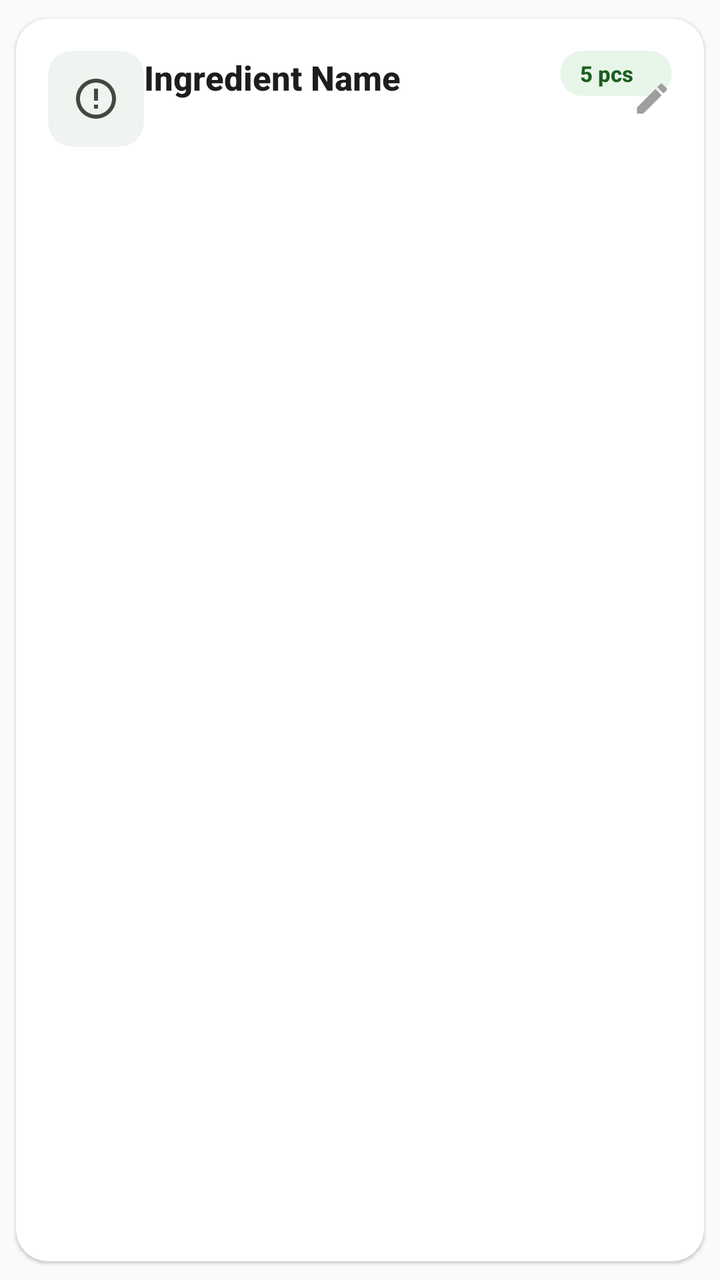
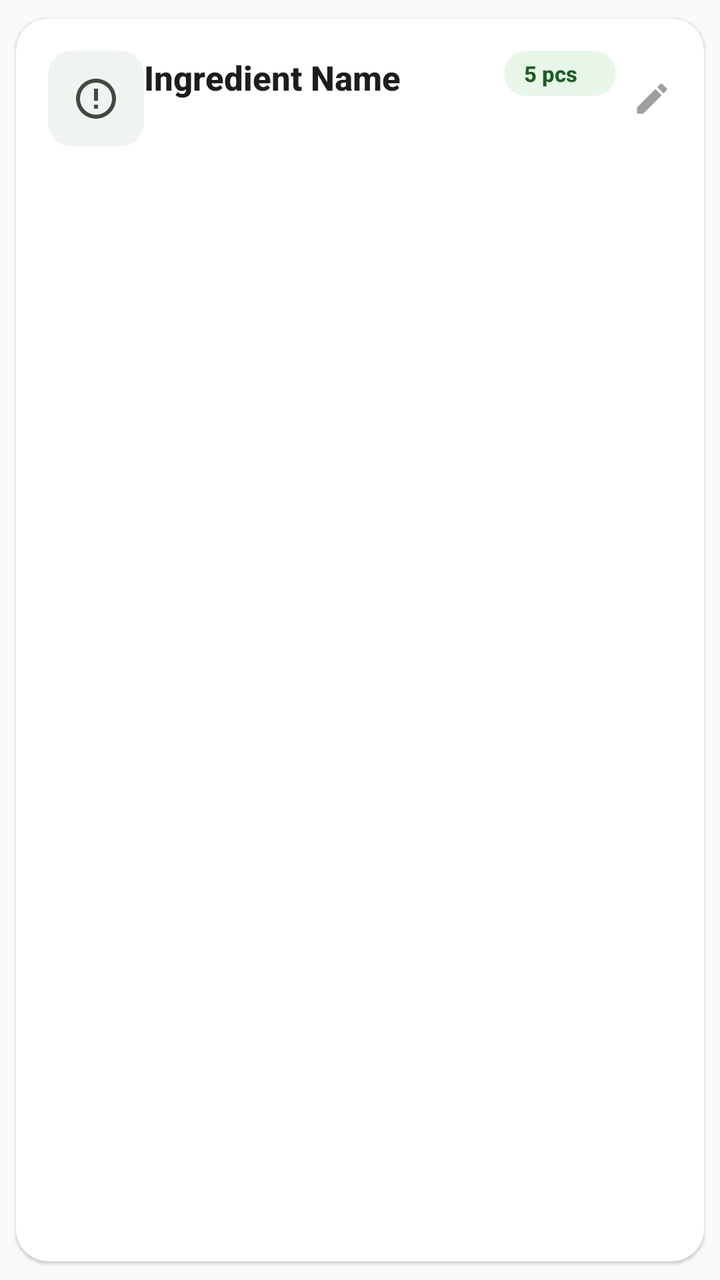

Screens rendered from an Android XML layout before and after an edit, with the pre-edit source and the edit as a unified diff.
<!-- AndroidManifest.xml: application theme Theme.SmartPantry -->
<!-- res/layout/item_pantry.xml -->
<?xml version="1.0" encoding="utf-8"?>
<androidx.cardview.widget.CardView
    xmlns:android="http://schemas.android.com/apk/res/android"
    xmlns:app="http://schemas.android.com/apk/res-auto"
    android:layout_width="match_parent"
    android:layout_height="wrap_content"
    android:layout_marginBottom="8dp"
    android:layout_marginStart="4dp"
    android:layout_marginEnd="4dp"
    app:cardElevation="1dp"
    app:cardMaxElevation="3dp"
    app:cardCornerRadius="16dp"
    app:cardBackgroundColor="@color/surface"
    app:cardUseCompatPadding="true">

    <androidx.constraintlayout.widget.ConstraintLayout
        android:layout_width="match_parent"
        android:layout_height="wrap_content"
        android:padding="16dp"
        android:background="@android:color/transparent">

        
        <androidx.cardview.widget.CardView
            android:id="@+id/cvItemIcon"
            android:layout_width="48dp"
            android:layout_height="48dp"
            android:layout_marginEnd="12dp"
            app:cardBackgroundColor="@color/surface_variant"
            app:cardCornerRadius="12dp"
            app:cardElevation="0dp"
            app:layout_constraintTop_toTopOf="parent"
            app:layout_constraintStart_toStartOf="parent"
            app:layout_constraintBottom_toBottomOf="parent">

            <ImageView
                android:id="@+id/ivItemIcon"
                android:layout_width="24dp"
                android:layout_height="24dp"
                android:layout_gravity="center"
                android:src="@drawable/ic_ingredient_default"
                android:tint="@color/text_secondary"
                android:contentDescription="@string/ingredient_icon_desc" />
        </androidx.cardview.widget.CardView>

        
        <TextView
            android:id="@+id/tvItemName"
            android:layout_width="0dp"
            android:layout_height="wrap_content"
            android:layout_marginTop="2dp"
            android:text="Ingredient Name"
            android:textSize="17sp"
            android:textStyle="bold"
            android:textColor="@color/text_primary"
            android:fontFamily="sans-serif-medium"
            android:maxLines="1"
            android:ellipsize="end"
            app:layout_constraintTop_toTopOf="parent"
            app:layout_constraintStart_toEndOf="@id/cvItemIcon"
            app:layout_constraintEnd_toStartOf="@id/tvQuantityUnit" />

        
        <androidx.cardview.widget.CardView
            android:id="@+id/cvQuantityBadge"
            android:layout_width="wrap_content"
            android:layout_height="wrap_content"
            android:layout_marginStart="8dp"
            android:minWidth="56dp"
            app:cardBackgroundColor="@color/primary_container"
            app:cardCornerRadius="12dp"
            app:cardElevation="0dp"
            app:layout_constraintTop_toTopOf="parent"
            app:layout_constraintEnd_toEndOf="parent">

            <TextView
                android:id="@+id/tvQuantityUnit"
                android:layout_width="wrap_content"
                android:layout_height="wrap_content"
                android:layout_marginStart="10dp"
                android:layout_marginEnd="10dp"
                android:layout_marginTop="4dp"
                android:layout_marginBottom="4dp"
                android:text="5 pcs"
                android:textSize="11sp"
                android:textStyle="bold"
                android:textColor="@color/on_primary_container"
                android:fontFamily="sans-serif-medium"
                android:gravity="center" />
        </androidx.cardview.widget.CardView>

        
        <TextView
            android:id="@+id/tvExpiry"
            android:layout_width="0dp"
            android:layout_height="wrap_content"
            android:layout_marginTop="6dp"
            android:text="Expires: 2024-12-31"
            android:textSize="12sp"
            android:textColor="@color/warning"
            android:fontFamily="sans-serif-medium"
            android:visibility="gone"
            app:layout_constraintTop_toBottomOf="@id/tvItemName"
            app:layout_constraintStart_toEndOf="@id/cvItemIcon"
            app:layout_constraintEnd_toEndOf="parent"
            app:layout_constraintBottom_toBottomOf="parent" />

        
        <ImageView
            android:id="@+id/ivEditIndicator"
            android:layout_width="20dp"
            android:layout_height="20dp"
            android:layout_marginStart="12dp"
            android:src="@drawable/ic_edit"
            android:tint="@color/text_disabled"
            android:contentDescription="@string/edit_item"
            android:visibility="visible"
            app:layout_constraintTop_toTopOf="parent"
            app:layout_constraintEnd_toEndOf="parent"
            app:layout_constraintBottom_toBottomOf="parent" />

    </androidx.constraintlayout.widget.ConstraintLayout>

</androidx.cardview.widget.CardView>
<!-- resources referenced by this layout -->
<resources>
  <color name="surface">#FFFFFF</color>
  <color name="warning">#F57C00</color>
  <style name="Theme.SmartPantry" parent="Theme.MaterialComponents.DayNight.DarkActionBar">
          
          <item name="colorPrimary">@color/primary</item>
          <item name="colorPrimaryVariant">@color/primary_variant</item>
          <item name="colorOnPrimary">@color/on_primary</item>
  
          
          <item name="colorSecondary">@color/secondary</item>
          <item name="colorSecondaryVariant">@color/secondary_variant</item>
          <item name="colorOnSecondary">@color/on_secondary</item>
  
          
          <item name="colorError">@color/error</item>
          <item name="colorOnError">@color/on_error</item>
          <item name="colorErrorContainer">@color/error_container</item>
  
          
          <item name="colorSurface">@color/surface</item>
          <item name="colorSurfaceVariant">@color/surface_variant</item>
          <item name="colorOnSurface">@color/on_surface</item>
          <item name="colorOnSurfaceVariant">@color/on_surface_variant</item>
  
          
          <item name="android:colorBackground">@color/background</item>
          <item name="colorOnBackground">@color/on_background</item>
  
          
          <item name="colorOutline">@color/outline</item>
          <item name="colorOutlineVariant">@color/outline_variant</item>
  
          
          <item name="android:statusBarColor">?attr/colorPrimaryVariant</item>
          <item name="android:navigationBarColor">@color/surface</item>
          <item name="android:windowLightNavigationBar">true</item>
  
          
          <item name="elevationOverlayEnabled">false</item>
  
          
          <item name="textAppearanceHeadline1">@style/TextAppearance.SmartPantry.Headline1</item>
          <item name="textAppearanceHeadline2">@style/TextAppearance.SmartPantry.Headline2</item>
          <item name="textAppearanceHeadline3">@style/TextAppearance.SmartPantry.Headline3</item>
          <item name="textAppearanceHeadline4">@style/TextAppearance.SmartPantry.Headline4</item>
          <item name="textAppearanceHeadline5">@style/TextAppearance.SmartPantry.Headline5</item>
          <item name="textAppearanceHeadline6">@style/TextAppearance.SmartPantry.Headline6</item>
          <item name="textAppearanceSubtitle1">@style/TextAppearance.SmartPantry.Subtitle1</item>
          <item name="textAppearanceSubtitle2">@style/TextAppearance.SmartPantry.Subtitle2</item>
          <item name="textAppearanceBody1">@style/TextAppearance.SmartPantry.Body1</item>
          <item name="textAppearanceBody2">@style/TextAppearance.SmartPantry.Body2</item>
          <item name="textAppearanceCaption">@style/TextAppearance.SmartPantry.Caption</item>
          <item name="textAppearanceButton">@style/TextAppearance.SmartPantry.Button</item>
          <item name="textAppearanceOverline">@style/TextAppearance.SmartPantry.Overline</item>
  
          
          <item name="shapeAppearanceSmallComponent">@style/ShapeAppearance.SmartPantry.SmallComponent</item>
          <item name="shapeAppearanceMediumComponent">@style/ShapeAppearance.SmartPantry.MediumComponent</item>
          <item name="shapeAppearanceLargeComponent">@style/ShapeAppearance.SmartPantry.LargeComponent</item>
  
          
          <item name="textInputStyle">@style/Widget.SmartPantry.TextInputLayout</item>
      </style>
  <color name="primary">#2E7D32</color>
  <color name="error">#BA1A1A</color>
  <color name="on_error">#FFFFFF</color>
  <color name="outline">#747873</color>
  <!-- unchanged entries left out for length: 40 -->
</resources>

<!-- the commit's change to res/layout/item_pantry.xml (unified diff, before → after) -->
@@ -65,12 +65,13 @@
             android:layout_width="wrap_content"
             android:layout_height="wrap_content"
             android:layout_marginStart="8dp"
+            android:layout_marginEnd="8dp"
             android:minWidth="56dp"
             app:cardBackgroundColor="@color/primary_container"
             app:cardCornerRadius="12dp"
             app:cardElevation="0dp"
             app:layout_constraintTop_toTopOf="parent"
-            app:layout_constraintEnd_toEndOf="parent">
+            app:layout_constraintEnd_toStartOf="@id/ivEditIndicator">
 
             <TextView
                 android:id="@+id/tvQuantityUnit"
@@ -101,7 +102,7 @@
             android:visibility="gone"
             app:layout_constraintTop_toBottomOf="@id/tvItemName"
             app:layout_constraintStart_toEndOf="@id/cvItemIcon"
-            app:layout_constraintEnd_toEndOf="parent"
+            app:layout_constraintEnd_toStartOf="@id/ivEditIndicator"
             app:layout_constraintBottom_toBottomOf="parent" />
 
         
<!-- resource entries referenced after the edit -->
@@ -62,11 +62,21 @@
   
           
           <item name="textInputStyle">@style/Widget.SmartPantry.TextInputLayout</item>
+  
+          
+          <item name="materialCalendarTheme">@style/ThemeOverlay.SmartPantry.DatePicker</item>
       </style>
   <color name="primary">#2E7D32</color>
   <color name="error">#BA1A1A</color>
   <color name="on_error">#FFFFFF</color>
   <color name="outline">#747873</color>
+  <style name="ThemeOverlay.SmartPantry.DatePicker" parent="ThemeOverlay.MaterialComponents.MaterialCalendar">
+          <item name="colorPrimary">@color/primary</item>
+          <item name="colorPrimaryVariant">@color/primary_variant</item>
+          <item name="colorOnPrimary">@color/on_primary</item>
+          <item name="colorSurface">@color/surface</item>
+          <item name="colorOnSurface">@color/on_surface</item>
+      </style>
   <!-- unchanged entries left out for length: 40 -->
 </resources>
 
